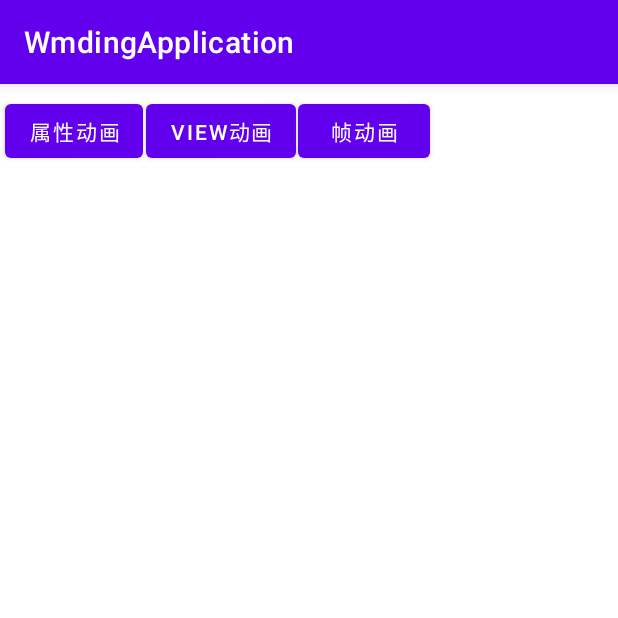
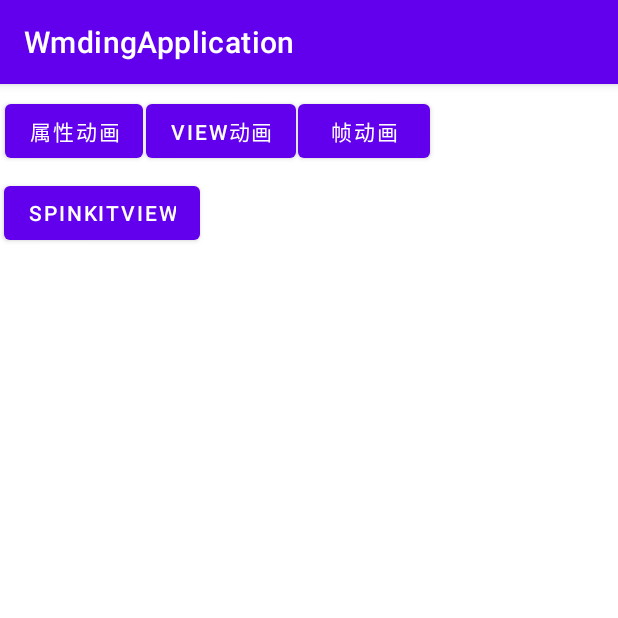
Before and after one commit to wmdkanhai/WmdingApplication, an Android app: the AnimationActivity screen opened directly, with no data from a screen before it, on a phone screen of 412 x 824 dp, the top half of it. Run offline under Robolectric (Android 15) with nearby library versions, the phone set to English and light mode, and no system bars.

Commit message:
add：第三方动画库 SpinKit 的使用

```diff
--- a/animationlib/build.gradle
+++ b/animationlib/build.gradle
@@ -37,4 +37,7 @@ dependencies {
     androidTestImplementation 'androidx.test.ext:junit:1.1.1'
     androidTestImplementation 'androidx.test.espresso:espresso-core:3.2.0'
     implementation project(path: ':commonlib')
+
+    // 第三方loading
+    implementation 'com.github.ybq:Android-SpinKit:1.4.0'
 }
--- a/animationlib/src/main/AndroidManifest.xml
+++ b/animationlib/src/main/AndroidManifest.xml
@@ -3,10 +3,11 @@
         package="com.wmding.animationlib">
 
     <application>
-        <activity android:name=".FrameAnimationActivity"></activity>
+        <activity android:name=".AnimationActivity" />
         <activity android:name=".PropertyAnimationActivity" />
-        <activity android:name=".AnimationActivity" />
         <activity android:name=".ViewAnimationActivity" />
+        <activity android:name=".FrameAnimationActivity" />
+        <activity android:name=".SpinKitViewActivity"/>
     </application>
 
 </manifest>
--- a/animationlib/src/main/java/com/wmding/animationlib/AnimationActivity.java
+++ b/animationlib/src/main/java/com/wmding/animationlib/AnimationActivity.java
@@ -31,4 +31,9 @@ public class AnimationActivity extends AppCompatActivity {
         Intent intent = new Intent(this, FrameAnimationActivity.class);
         startActivity(intent);
     }
+
+    public void spinKitView(View view) {
+        Intent intent = new Intent(this, SpinKitViewActivity.class);
+        startActivity(intent);
+    }
 }
--- a/animationlib/src/main/res/layout/activity_animation.xml
+++ b/animationlib/src/main/res/layout/activity_animation.xml
@@ -42,5 +42,18 @@
             app:layout_constraintTop_toTopOf="parent"
             app:layout_constraintHorizontal_bias="0.01"
             app:layout_constraintVertical_bias="0.01"
-            app:layout_constraintStart_toEndOf="@+id/button6" />
+            app:layout_constraintStart_toEndOf="@+id/button6"
+            android:id="@+id/button8" />
+
+    <Button
+            android:onClick="spinKitView"
+            android:text="spinKitView"
+            android:layout_width="wrap_content"
+            android:layout_height="wrap_content"
+            app:layout_constraintEnd_toEndOf="parent"
+            app:layout_constraintBottom_toBottomOf="parent"
+            app:layout_constraintHorizontal_bias="0.01"
+            app:layout_constraintVertical_bias="0.01"
+            app:layout_constraintTop_toBottomOf="@+id/btn_property_animation"
+            app:layout_constraintStart_toStartOf="parent" />
 </androidx.constraintlayout.widget.ConstraintLayout>
--- /dev/null
+++ b/animationlib/src/main/res/values/colors.xml
@@ -0,0 +1,10 @@
+<?xml version="1.0" encoding="utf-8"?>
+<resources>
+    <color name="purple_200">#FFBB86FC</color>
+    <color name="purple_500">#FF6200EE</color>
+    <color name="purple_700">#FF3700B3</color>
+    <color name="teal_200">#FF03DAC5</color>
+    <color name="teal_700">#FF018786</color>
+    <color name="black">#FF000000</color>
+    <color name="white">#FFFFFFFF</color>
+</resources>
```
Also changed, not shown: animationlib/src/main/java/com/wmding/animationlib/SpinKitViewActivity.java (added, +80 -0 lines), animationlib/src/main/res/layout/activity_spin_kit_view.xml (added, +62 -0 lines).
